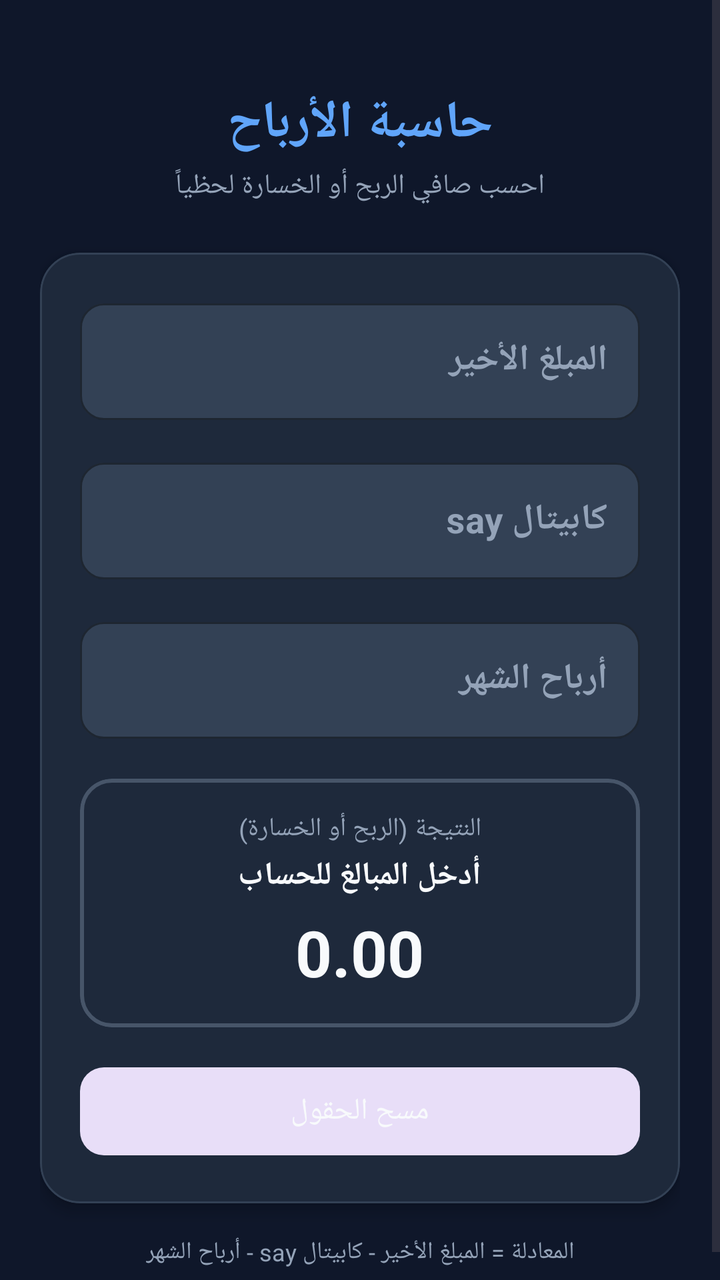
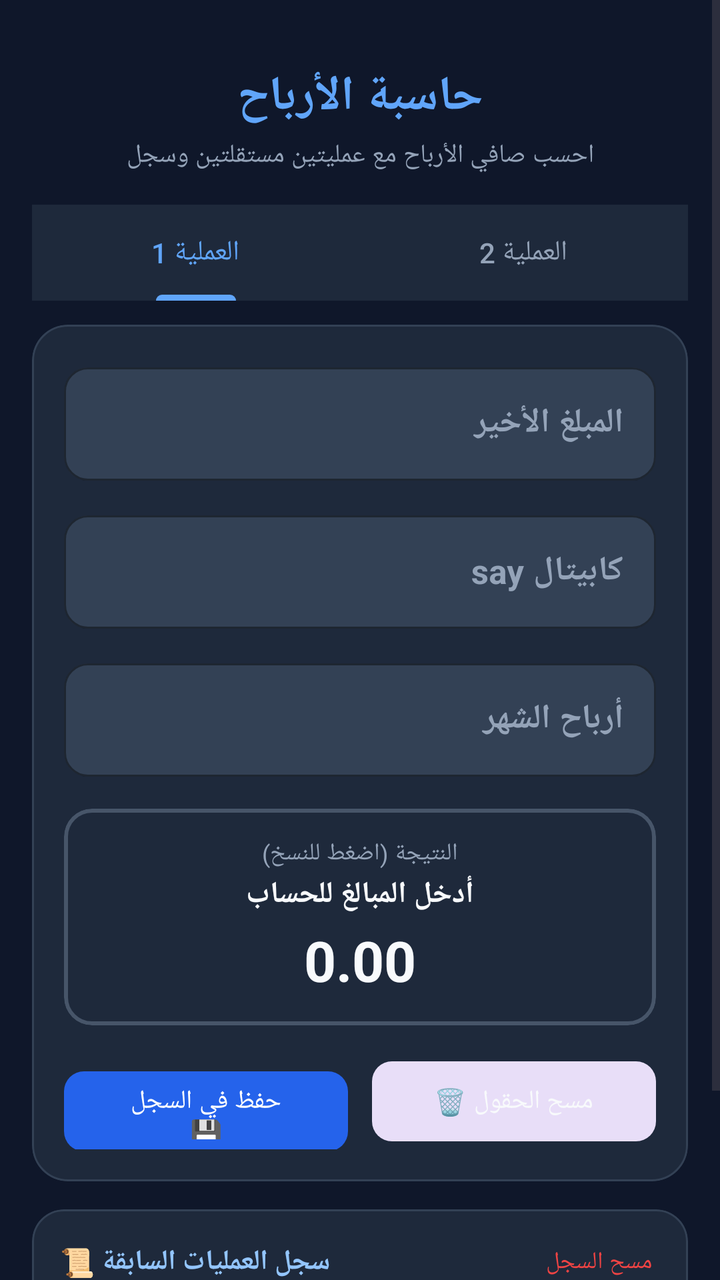

Screens rendered from an Android XML layout before and after an edit, with the pre-edit source and the edit as a unified diff.
<!-- AndroidManifest.xml: application theme Theme.ProfitCalculator -->
<!-- res/layout/activity_main.xml -->
<?xml version="1.0" encoding="utf-8"?>
<ScrollView xmlns:android="http://schemas.android.com/apk/res/android"
    xmlns:app="http://schemas.android.com/apk/res-auto"
    xmlns:tools="http://schemas.android.com/tools"
    android:layout_width="match_parent"
    android:layout_height="match_parent"
    android:fillViewport="true"
    android:background="@color/background">

    <androidx.constraintlayout.widget.ConstraintLayout
        android:layout_width="match_parent"
        android:layout_height="wrap_content"
        android:padding="20dp">

        <TextView
            android:id="@+id/tvAppTitle"
            android:layout_width="wrap_content"
            android:layout_height="wrap_content"
            android:text="@string/title"
            android:textColor="#60A5FA"
            android:textSize="26sp"
            android:textStyle="bold"
            android:layout_marginTop="24dp"
            app:layout_constraintTop_toTopOf="parent"
            app:layout_constraintStart_toStartOf="parent"
            app:layout_constraintEnd_toEndOf="parent" />

        <TextView
            android:id="@+id/tvAppSubtitle"
            android:layout_width="wrap_content"
            android:layout_height="wrap_content"
            android:text="@string/subtitle"
            android:textColor="@color/text_muted"
            android:textSize="14sp"
            android:layout_marginTop="4dp"
            app:layout_constraintTop_toBottomOf="@id/tvAppTitle"
            app:layout_constraintStart_toStartOf="parent"
            app:layout_constraintEnd_toEndOf="parent" />

        
        <com.google.android.material.card.MaterialCardView
            android:id="@+id/cardInputs"
            android:layout_width="match_parent"
            android:layout_height="wrap_content"
            android:layout_marginTop="24dp"
            app:cardBackgroundColor="@color/card_background"
            app:cardCornerRadius="20dp"
            app:cardElevation="4dp"
            app:strokeWidth="1dp"
            app:strokeColor="#334155"
            app:layout_constraintTop_toBottomOf="@id/tvAppSubtitle"
            app:layout_constraintStart_toStartOf="parent"
            app:layout_constraintEnd_toEndOf="parent">

            <LinearLayout
                android:layout_width="match_parent"
                android:layout_height="wrap_content"
                android:orientation="vertical"
                android:padding="20dp">

                
                <com.google.android.material.textfield.TextInputLayout
                    android:id="@+id/tilLastAmount"
                    style="@style/Widget.MaterialComponents.TextInputLayout.OutlinedBox"
                    android:layout_width="match_parent"
                    android:layout_height="wrap_content"
                    android:hint="@string/last_amount_label"
                    android:textColorHint="@color/text_muted"
                    app:boxStrokeColor="#60A5FA"
                    app:boxBackgroundColor="@color/input_background"
                    app:boxCornerRadiusBottomEnd="12dp"
                    app:boxCornerRadiusBottomStart="12dp"
                    app:boxCornerRadiusTopEnd="12dp"
                    app:boxCornerRadiusTopStart="12dp">

                    <com.google.android.material.textfield.TextInputEditText
                        android:id="@+id/etLastAmount"
                        android:layout_width="match_parent"
                        android:layout_height="wrap_content"
                        android:inputType="numberDecimal|numberSigned"
                        android:textColor="@color/text_main"
                        android:textSize="18sp"
                        android:textStyle="bold" />
                </com.google.android.material.textfield.TextInputLayout>

                
                <com.google.android.material.textfield.TextInputLayout
                    android:id="@+id/tilCapitalSay"
                    style="@style/Widget.MaterialComponents.TextInputLayout.OutlinedBox"
                    android:layout_width="match_parent"
                    android:layout_height="wrap_content"
                    android:layout_marginTop="16dp"
                    android:hint="@string/capital_say_label"
                    android:textColorHint="@color/text_muted"
                    app:boxStrokeColor="#60A5FA"
                    app:boxBackgroundColor="@color/input_background"
                    app:boxCornerRadiusBottomEnd="12dp"
                    app:boxCornerRadiusBottomStart="12dp"
                    app:boxCornerRadiusTopEnd="12dp"
                    app:boxCornerRadiusTopStart="12dp">

                    <com.google.android.material.textfield.TextInputEditText
                        android:id="@+id/etCapitalSay"
                        android:layout_width="match_parent"
                        android:layout_height="wrap_content"
                        android:inputType="numberDecimal|numberSigned"
                        android:textColor="@color/text_main"
                        android:textSize="18sp"
                        android:textStyle="bold" />
                </com.google.android.material.textfield.TextInputLayout>

                
                <com.google.android.material.textfield.TextInputLayout
                    android:id="@+id/tilMonthProfits"
                    style="@style/Widget.MaterialComponents.TextInputLayout.OutlinedBox"
                    android:layout_width="match_parent"
                    android:layout_height="wrap_content"
                    android:layout_marginTop="16dp"
                    android:hint="@string/month_profits_label"
                    android:textColorHint="@color/text_muted"
                    app:boxStrokeColor="#60A5FA"
                    app:boxBackgroundColor="@color/input_background"
                    app:boxCornerRadiusBottomEnd="12dp"
                    app:boxCornerRadiusBottomStart="12dp"
                    app:boxCornerRadiusTopEnd="12dp"
                    app:boxCornerRadiusTopStart="12dp">

                    <com.google.android.material.textfield.TextInputEditText
                        android:id="@+id/etMonthProfits"
                        android:layout_width="match_parent"
                        android:layout_height="wrap_content"
                        android:inputType="numberDecimal|numberSigned"
                        android:textColor="@color/text_main"
                        android:textSize="18sp"
                        android:textStyle="bold" />
                </com.google.android.material.textfield.TextInputLayout>

                
                <com.google.android.material.card.MaterialCardView
                    android:id="@+id/cardResult"
                    android:layout_width="match_parent"
                    android:layout_height="wrap_content"
                    android:layout_marginTop="20dp"
                    app:cardBackgroundColor="@color/card_background"
                    app:cardCornerRadius="16dp"
                    app:strokeWidth="2dp"
                    app:strokeColor="@color/border_color">

                    <LinearLayout
                        android:layout_width="match_parent"
                        android:layout_height="wrap_content"
                        android:gravity="center"
                        android:orientation="vertical"
                        android:padding="16dp">

                        <TextView
                            android:layout_width="wrap_content"
                            android:layout_height="wrap_content"
                            android:text="@string/result_label"
                            android:textColor="@color/text_muted"
                            android:textSize="13sp" />

                        <TextView
                            android:id="@+id/tvResultStatus"
                            android:layout_width="wrap_content"
                            android:layout_height="wrap_content"
                            android:layout_marginTop="4dp"
                            android:text="@string/enter_amounts_hint"
                            android:textColor="@color/text_main"
                            android:textSize="16sp"
                            android:textStyle="bold" />

                        <TextView
                            android:id="@+id/tvResultValue"
                            android:layout_width="wrap_content"
                            android:layout_height="wrap_content"
                            android:layout_marginTop="6dp"
                            android:text="0.00"
                            android:textColor="@color/text_main"
                            android:textSize="32sp"
                            android:textStyle="bold" />
                    </LinearLayout>
                </com.google.android.material.card.MaterialCardView>

                
                <com.google.android.material.button.MaterialButton
                    android:id="@+id/btnClear"
                    style="@style/Widget.Material3.Button.TonalButton"
                    android:layout_width="match_parent"
                    android:layout_height="52dp"
                    android:layout_marginTop="16dp"
                    android:text="@string/btn_clear"
                    android:textColor="@color/text_main"
                    android:textSize="15sp"
                    app:cornerRadius="12dp" />

            </LinearLayout>
        </com.google.android.material.card.MaterialCardView>

        <TextView
            android:id="@+id/tvFormula"
            android:layout_width="wrap_content"
            android:layout_height="wrap_content"
            android:layout_marginTop="16dp"
            android:text="@string/formula_hint"
            android:textColor="@color/text_muted"
            android:textSize="12sp"
            app:layout_constraintTop_toBottomOf="@id/cardInputs"
            app:layout_constraintStart_toStartOf="parent"
            app:layout_constraintEnd_toEndOf="parent" />

    </androidx.constraintlayout.widget.ConstraintLayout>
</ScrollView>
<!-- resources referenced by this layout -->
<resources>
  <color name="background">#0F172A</color>
  <color name="border_color">#475569</color>
  <color name="card_background">#1E293B</color>
  <color name="input_background">#334155</color>
  <color name="text_main">#F8FAFC</color>
  <color name="text_muted">#94A3B8</color>
  <string name="btn_clear">مسح الحقول</string>
  <string name="capital_say_label">كابيتال say</string>
  <string name="enter_amounts_hint">أدخل المبالغ للحساب</string>
  <string name="formula_hint">المعادلة = المبلغ الأخير - كابيتال say - أرباح الشهر</string>
  <string name="last_amount_label">المبلغ الأخير</string>
  <string name="month_profits_label">أرباح الشهر</string>
  <string name="result_label">النتيجة (الربح أو الخسارة)</string>
  <string name="subtitle">احسب صافي الربح أو الخسارة لحظياً</string>
  <string name="title">حاسبة الأرباح</string>
  <style name="Theme.ProfitCalculator" parent="Theme.Material3.DayNight.NoActionBar">
          <item name="colorPrimary">@color/primary</item>
          <item name="android:statusBarColor">@color/background</item>
          <item name="android:windowBackground">@color/background</item>
      </style>
  <color name="primary">#2563EB</color>
</resources>

<!-- the commit's change to res/layout/activity_main.xml (unified diff, before → after) -->
@@ -1,7 +1,6 @@
 <?xml version="1.0" encoding="utf-8"?>
 <ScrollView xmlns:android="http://schemas.android.com/apk/res/android"
     xmlns:app="http://schemas.android.com/apk/res-auto"
-    xmlns:tools="http://schemas.android.com/tools"
     android:layout_width="match_parent"
     android:layout_height="match_parent"
     android:fillViewport="true"
@@ -10,7 +9,7 @@
     <androidx.constraintlayout.widget.ConstraintLayout
         android:layout_width="match_parent"
         android:layout_height="wrap_content"
-        android:padding="20dp">
+        android:padding="16dp">
 
         <TextView
             android:id="@+id/tvAppTitle"
@@ -18,9 +17,9 @@
             android:layout_height="wrap_content"
             android:text="@string/title"
             android:textColor="#60A5FA"
-            android:textSize="26sp"
+            android:textSize="24sp"
             android:textStyle="bold"
-            android:layout_marginTop="24dp"
+            android:layout_marginTop="16dp"
             app:layout_constraintTop_toTopOf="parent"
             app:layout_constraintStart_toStartOf="parent"
             app:layout_constraintEnd_toEndOf="parent" />
@@ -31,24 +30,49 @@
             android:layout_height="wrap_content"
             android:text="@string/subtitle"
             android:textColor="@color/text_muted"
-            android:textSize="14sp"
+            android:textSize="13sp"
             android:layout_marginTop="4dp"
             app:layout_constraintTop_toBottomOf="@id/tvAppTitle"
             app:layout_constraintStart_toStartOf="parent"
             app:layout_constraintEnd_toEndOf="parent" />
+
+        
+        <com.google.android.material.tabs.TabLayout
+            android:id="@+id/tabLayout"
+            android:layout_width="match_parent"
+            android:layout_height="wrap_content"
+            android:layout_marginTop="16dp"
+            android:background="@color/card_background"
+            app:tabSelectedTextColor="#60A5FA"
+            app:tabTextColor="@color/text_muted"
+            app:tabIndicatorColor="#60A5FA"
+            app:tabIndicatorHeight="3dp"
+            app:layout_constraintTop_toBottomOf="@id/tvAppSubtitle"
+            app:layout_constraintStart_toStartOf="parent"
+            app:layout_constraintEnd_toEndOf="parent">
+
+            <com.google.android.material.tabs.TabItem
+                android:layout_width="wrap_content"
+                android:layout_height="wrap_content"
+                android:text="@string/tab_op1" />
+
+            <com.google.android.material.tabs.TabItem
+                android:layout_width="wrap_content"
+                android:layout_height="wrap_content"
+                android:text="@string/tab_op2" />
+        </com.google.android.material.tabs.TabLayout>
 
         
         <com.google.android.material.card.MaterialCardView
             android:id="@+id/cardInputs"
             android:layout_width="match_parent"
             android:layout_height="wrap_content"
-            android:layout_marginTop="24dp"
+            android:layout_marginTop="12dp"
             app:cardBackgroundColor="@color/card_background"
-            app:cardCornerRadius="20dp"
-            app:cardElevation="4dp"
+            app:cardCornerRadius="18dp"
             app:strokeWidth="1dp"
             app:strokeColor="#334155"
-            app:layout_constraintTop_toBottomOf="@id/tvAppSubtitle"
+            app:layout_constraintTop_toBottomOf="@id/tabLayout"
             app:layout_constraintStart_toStartOf="parent"
             app:layout_constraintEnd_toEndOf="parent">
 
@@ -56,7 +80,7 @@
                 android:layout_width="match_parent"
                 android:layout_height="wrap_content"
                 android:orientation="vertical"
-                android:padding="20dp">
+                android:padding="16dp">
 
                 
                 <com.google.android.material.textfield.TextInputLayout
@@ -79,7 +103,7 @@
                         android:layout_height="wrap_content"
                         android:inputType="numberDecimal|numberSigned"
                         android:textColor="@color/text_main"
-                        android:textSize="18sp"
+                        android:textSize="17sp"
                         android:textStyle="bold" />
                 </com.google.android.material.textfield.TextInputLayout>
 
@@ -89,7 +113,7 @@
                     style="@style/Widget.MaterialComponents.TextInputLayout.OutlinedBox"
                     android:layout_width="match_parent"
                     android:layout_height="wrap_content"
-                    android:layout_marginTop="16dp"
+                    android:layout_marginTop="12dp"
                     android:hint="@string/capital_say_label"
                     android:textColorHint="@color/text_muted"
                     app:boxStrokeColor="#60A5FA"
@@ -105,7 +129,7 @@
                         android:layout_height="wrap_content"
                         android:inputType="numberDecimal|numberSigned"
                         android:textColor="@color/text_main"
-                        android:textSize="18sp"
+                        android:textSize="17sp"
                         android:textStyle="bold" />
                 </com.google.android.material.textfield.TextInputLayout>
 
@@ -115,7 +139,7 @@
                     style="@style/Widget.MaterialComponents.TextInputLayout.OutlinedBox"
                     android:layout_width="match_parent"
                     android:layout_height="wrap_content"
-                    android:layout_marginTop="16dp"
+                    android:layout_marginTop="12dp"
                     android:hint="@string/month_profits_label"
                     android:textColorHint="@color/text_muted"
                     app:boxStrokeColor="#60A5FA"
@@ -131,7 +155,7 @@
                         android:layout_height="wrap_content"
                         android:inputType="numberDecimal|numberSigned"
                         android:textColor="@color/text_main"
-                        android:textSize="18sp"
+                        android:textSize="17sp"
                         android:textStyle="bold" />
                 </com.google.android.material.textfield.TextInputLayout>
 
@@ -140,9 +164,12 @@
                     android:id="@+id/cardResult"
                     android:layout_width="match_parent"
                     android:layout_height="wrap_content"
-                    android:layout_marginTop="20dp"
+                    android:layout_marginTop="16dp"
+                    android:clickable="true"
+                    android:focusable="true"
+                    android:foreground="?android:attr/selectableItemBackground"
                     app:cardBackgroundColor="@color/card_background"
-                    app:cardCornerRadius="16dp"
+                    app:cardCornerRadius="14dp"
                     app:strokeWidth="2dp"
                     app:strokeColor="@color/border_color">
 
@@ -151,49 +178,135 @@
                         android:layout_height="wrap_content"
                         android:gravity="center"
                         android:orientation="vertical"
-                        android:padding="16dp">
+                        android:padding="14dp">
 
                         <TextView
                             android:layout_width="wrap_content"
                             android:layout_height="wrap_content"
                             android:text="@string/result_label"
                             android:textColor="@color/text_muted"
-                            android:textSize="13sp" />
+                            android:textSize="12sp" />
 
                         <TextView
                             android:id="@+id/tvResultStatus"
                             android:layout_width="wrap_content"
                             android:layout_height="wrap_content"
-                            android:layout_marginTop="4dp"
+                            android:layout_marginTop="2dp"
                             android:text="@string/enter_amounts_hint"
                             android:textColor="@color/text_main"
-                            android:textSize="16sp"
+                            android:textSize="15sp"
                             android:textStyle="bold" />
 
                         <TextView
                             android:id="@+id/tvResultValue"
                             android:layout_width="wrap_content"
                             android:layout_height="wrap_content"
-                            android:layout_marginTop="6dp"
+                            android:layout_marginTop="4dp"
                             android:text="0.00"
                             android:textColor="@color/text_main"
-                            android:textSize="32sp"
+                            android:textSize="28sp"
                             android:textStyle="bold" />
                     </LinearLayout>
                 </com.google.android.material.card.MaterialCardView>
 
                 
-                <com.google.android.material.button.MaterialButton
-                    android:id="@+id/btnClear"
-                    style="@style/Widget.Material3.Button.TonalButton"
-                    android:layout_width="match_parent"
-                    android:layout_height="52dp"
-                    android:layout_marginTop="16dp"
-                    android:text="@string/btn_clear"
-                    android:textColor="@color/text_main"
-                    android:textSize="15sp"
-                    app:cornerRadius="12dp" />
-
+                <LinearLayout
+                    android:layout_width="match_parent"
+                    android:layout_height="wrap_content"
+                    android:orientation="horizontal"
+                    android:layout_marginTop="14dp">
+
+                    <com.google.android.material.button.MaterialButton
+                        android:id="@+id/btnSaveHistory"
+                        style="@style/Widget.Material3.Button"
+                        android:layout_width="0dp"
+                        android:layout_height="48dp"
+                        android:layout_weight="1"
+                        android:layout_marginEnd="6dp"
+                        android:text="@string/btn_save_history"
+                        android:textSize="13sp"
+                        app:cornerRadius="10dp" />
+
+                    <com.google.android.material.button.MaterialButton
+                        android:id="@+id/btnClear"
+                        style="@style/Widget.Material3.Button.TonalButton"
+                        android:layout_width="0dp"
+                        android:layout_height="48dp"
+                        android:layout_weight="1"
+                        android:layout_marginStart="6dp"
+                        android:text="@string/btn_clear"
+                        android:textColor="@color/text_main"
+                        android:textSize="13sp"
+                        app:cornerRadius="10dp" />
+                </LinearLayout>
+
+            </LinearLayout>
+        </com.google.android.material.card.MaterialCardView>
+
+        
+        <com.google.android.material.card.MaterialCardView
+            android:id="@+id/cardHistory"
+            android:layout_width="match_parent"
+            android:layout_height="wrap_content"
+            android:layout_marginTop="14dp"
+            app:cardBackgroundColor="@color/card_background"
+            app:cardCornerRadius="16dp"
+            app:strokeWidth="1dp"
+            app:strokeColor="#334155"
+            app:layout_constraintTop_toBottomOf="@id/cardInputs"
+            app:layout_constraintStart_toStartOf="parent"
+            app:layout_constraintEnd_toEndOf="parent">
+
+            <LinearLayout
+                android:layout_width="match_parent"
+                android:layout_height="wrap_content"
+                android:orientation="vertical"
+                android:padding="14dp">
+
+                <RelativeLayout
+                    android:layout_width="match_parent"
+                    android:layout_height="wrap_content">
+
+                    <TextView
+                        android:layout_width="wrap_content"
+                        android:layout_height="wrap_content"
+                        android:layout_alignParentStart="true"
+                        android:layout_centerVertical="true"
+                        android:text="@string/history_title"
+                        android:textColor="#93C5FD"
+                        android:textSize="14sp"
+                        android:textStyle="bold" />
+
+                    <TextView
+                        android:id="@+id/btnClearHistory"
+                        android:layout_width="wrap_content"
+                        android:layout_height="wrap_content"
+                        android:layout_alignParentEnd="true"
+                        android:layout_centerVertical="true"
+                        android:padding="4dp"
+                        android:text="@string/btn_clear_history"
+                        android:textColor="@color/loss_red"
+                        android:textSize="12sp"
+                        android:clickable="true"
+                        android:focusable="true" />
+                </RelativeLayout>
+
+                <LinearLayout
+                    android:id="@+id/layoutHistoryContainer"
+                    android:layout_width="match_parent"
+                    android:layout_height="wrap_content"
+                    android:layout_marginTop="8dp"
+                    android:orientation="vertical" />
+
+                <TextView
+                    android:id="@+id/tvEmptyHistory"
+                    android:layout_width="match_parent"
+                    android:layout_height="wrap_content"
+                    android:layout_marginTop="8dp"
+                    android:gravity="center"
+                    android:text="@string/no_history_hint"
+                    android:textColor="@color/text_muted"
+                    android:textSize="12sp" />
             </LinearLayout>
         </com.google.android.material.card.MaterialCardView>
 
@@ -201,11 +314,13 @@
             android:id="@+id/tvFormula"
             android:layout_width="wrap_content"
             android:layout_height="wrap_content"
-            android:layout_marginTop="16dp"
+            android:layout_marginTop="14dp"
+            android:layout_marginBottom="16dp"
             android:text="@string/formula_hint"
             android:textColor="@color/text_muted"
-            android:textSize="12sp"
-            app:layout_constraintTop_toBottomOf="@id/cardInputs"
+            android:textSize="11sp"
+            app:layout_constraintTop_toBottomOf="@id/cardHistory"
+            app:layout_constraintBottom_toBottomOf="parent"
             app:layout_constraintStart_toStartOf="parent"
             app:layout_constraintEnd_toEndOf="parent" />
 
<!-- resource entries referenced after the edit -->
@@ -4,16 +4,23 @@
   <color name="border_color">#475569</color>
   <color name="card_background">#1E293B</color>
   <color name="input_background">#334155</color>
+  <color name="loss_red">#EF4444</color>
   <color name="text_main">#F8FAFC</color>
   <color name="text_muted">#94A3B8</color>
-  <string name="btn_clear">مسح الحقول</string>
+  <string name="btn_clear">مسح الحقول 🗑️</string>
+  <string name="btn_clear_history">مسح السجل</string>
+  <string name="btn_save_history">حفظ في السجل 💾</string>
   <string name="capital_say_label">كابيتال say</string>
   <string name="enter_amounts_hint">أدخل المبالغ للحساب</string>
-  <string name="formula_hint">المعادلة = المبلغ الأخير - كابيتال say - أرباح الشهر</string>
+  <string name="formula_hint">المعادلة: المبلغ الأخير - كابيتال say - أرباح الشهر</string>
+  <string name="history_title">سجل العمليات السابقة 📜</string>
   <string name="last_amount_label">المبلغ الأخير</string>
   <string name="month_profits_label">أرباح الشهر</string>
-  <string name="result_label">النتيجة (الربح أو الخسارة)</string>
-  <string name="subtitle">احسب صافي الربح أو الخسارة لحظياً</string>
+  <string name="no_history_hint">لا توجد عمليات مسجلة حتى الآن</string>
+  <string name="result_label">النتيجة (اضغط للنسخ)</string>
+  <string name="subtitle">احسب صافي الأرباح مع عمليتين مستقلتين وسجل</string>
+  <string name="tab_op1">العملية 1</string>
+  <string name="tab_op2">العملية 2</string>
   <string name="title">حاسبة الأرباح</string>
   <style name="Theme.ProfitCalculator" parent="Theme.Material3.DayNight.NoActionBar">
           <item name="colorPrimary">@color/primary</item>
